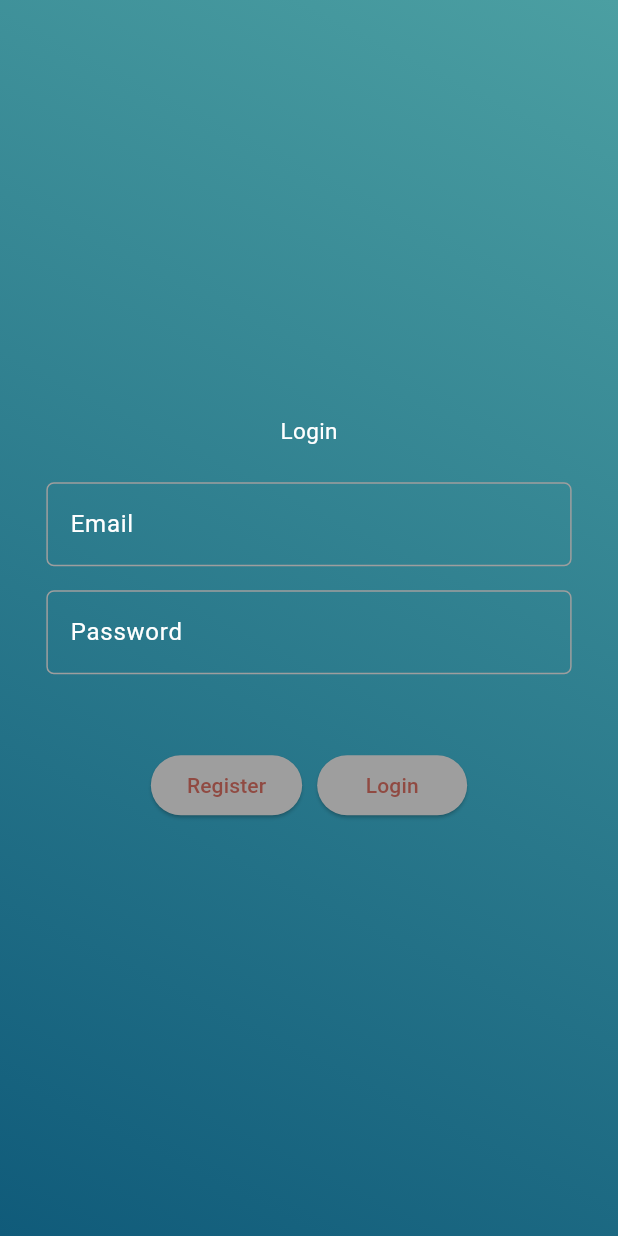
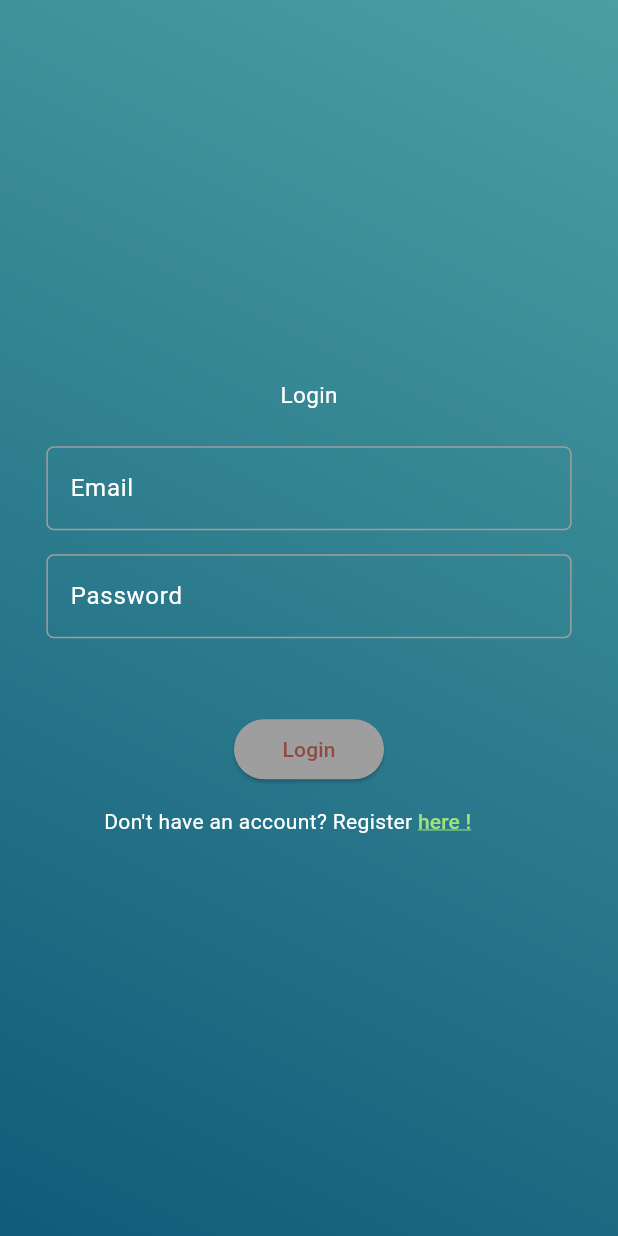
Before and after one commit to FischingSensei/mobile_app, a Flutter app: the screen it shows after launch, after a tap on "Login", on a phone screen of 412 x 824 dp. Run offline on Flutter 3.47's test engine with Material 3 defaults, Android fonts, the phone set to English and light mode, and no system bars; our stand-ins replace flutter_dotenv; network calls fail.

Commit message:
[CHANGES] login page style + if success change to HomeScreen

```diff
--- /dev/null
+++ b/lib/login/screens/auth_screen.dart
@@ -0,0 +1,66 @@
+import 'package:fishing_sensei/login/screens/login_screen.dart';
+import 'package:fishing_sensei/login/screens/register_screen.dart';
+import 'package:fishing_sensei/login/widgets/auth_button_widget.dart';
+import 'package:fishing_sensei/login/widgets/login_form_widget.dart';
+import 'package:fishing_sensei/login/widgets/register_form_widget.dart';
+import 'package:fishing_sensei/widgets/gradient_background.dart';
+import 'package:flutter/material.dart';
+
+class AuthScreen extends StatefulWidget {
+
+  const AuthScreen({ super.key });
+
+  @override
+  State<StatefulWidget> createState() => _AuthScreenState();
+}
+
+class _AuthScreenState extends State<AuthScreen> {
+
+  late LoginForm loginForm;
+  late RegisterForm registerForm;
+
+  @override
+  Widget build(BuildContext context) {
+    return Scaffold(
+      body: GradientBackground(
+        child: Column(
+          mainAxisAlignment: MainAxisAlignment.center,
+          children: [
+            //const BackgroundAnimation() [TODO] Sin wave animation
+            ConstrainedBox(
+              constraints: BoxConstraints(
+                minWidth: 100,
+                maxWidth: 200
+              ),
+              child: AuthButton(
+                onPressed: () {
+                  Navigator.pushReplacement(
+                    context,
+                    MaterialPageRoute(builder: (context) => LoginScreen())
+                  );
+                },
+                child: Text('Login')
+              ),
+            ),
+            SizedBox(height: 16,),
+            ConstrainedBox(
+              constraints: BoxConstraints(
+              minWidth: 100,
+              maxWidth: 200
+              ),
+              child: AuthButton(
+                onPressed: () {
+                  Navigator.pushReplacement(
+                      context,
+                      MaterialPageRoute(builder: (context) => RegisterScreen())
+                  );
+                },
+                child: Text('Register')
+              ),
+            ),
+          ]
+        ),
+      )
+    );
+  }
+}
--- a/lib/login/screens/base_auth_screen.dart
+++ /dev/null
@@ -1,142 +0,0 @@
-import 'package:fishing_sensei/login/service/auth_service.dart';
-import 'package:fishing_sensei/login/widgets/background_animation_wave_widget.dart';
-import 'package:fishing_sensei/login/widgets/auth_button_widget.dart';
-import 'package:fishing_sensei/login/widgets/login_form_widget.dart';
-import 'package:fishing_sensei/login/widgets/register_form_widget.dart';
-import 'package:fishing_sensei/widgets/gradient_background.dart';
-import 'package:flutter/material.dart';
-
-class AuthScreen extends StatefulWidget {
-
-  const AuthScreen({ super.key });
-
-  @override
-  State<StatefulWidget> createState() => _AuthScreenState();
-}
-
-class _AuthScreenState extends State<AuthScreen> {
-
-  bool _showLoginForm = false;
-  bool _showRegisterForm = false;
-  bool _sendButton = false;
-
-  late LoginForm loginForm;
-  late RegisterForm registerForm;
-
-  void _login() {
-    setState(() {
-      _showLoginForm = true;
-      _showRegisterForm = false;
-      _sendButton = true;
-      debugPrint("Login button");
-    });
-  }
-
-  void _register() {
-    setState(() {
-      _showLoginForm = false;
-      _showRegisterForm = true;
-      _sendButton = true;
-      debugPrint("Register");
-    });
-  }
-
-  void _sendAuthData() async {
-
-    if (_showLoginForm) {
-      return await AuthService.login(loginForm);
-    }
-    return await AuthService.register(registerForm);
-  }
-
-  List<Widget> _displayLoginButton() {
-    return [
-      ConstrainedBox(
-        constraints: const BoxConstraints(
-          minWidth: 100,
-          maxWidth: 100
-        ),
-        child: AuthButton(
-          onPressed: _login,
-          child: const Text("Login")
-        ),
-      ),
-      const SizedBox(
-        width: 10,
-      ),
-      if (_sendButton) ...[
-        ConstrainedBox(
-          constraints: const BoxConstraints(
-            minWidth: 100,
-            maxWidth: 200
-          ),
-          child: AuthButton(
-              onPressed: _sendAuthData,
-              child: const Text("Register")
-          )
-        )
-      ]
-    ];
-  }
-
-  List<Widget> _displayRegisterButton() {
-    return [
-      ConstrainedBox(
-        constraints: const BoxConstraints(
-          minWidth: 100,
-          maxWidth: 200
-        ),
-        child: AuthButton(
-          onPressed: _register,
-          child: const Text("Register")
-        )
-      ),
-      const SizedBox(
-        width: 10,
-      ),
-      if (_sendButton) ...[
-        ConstrainedBox(
-          constraints: const BoxConstraints(
-            minWidth: 100,
-            maxWidth: 200
-          ),
-          child: AuthButton(
-            onPressed: _sendAuthData,
-            child: const Text("Login")
-          )
-        )
-      ]
-    ];
-  }
-
-  @override
-  Widget build(BuildContext context) {
-    return Scaffold(
-      body: GradientBackground(
-        child: Column(
-          mainAxisAlignment: MainAxisAlignment.center,
-          children: [
-            //const BackgroundAnimation() [TODO] Sin wave animation
-            if (_showLoginForm) loginForm = LoginForm(name: 'Login',),
-            if (_showRegisterForm) registerForm = RegisterForm(name: 'Register',),
-            if (!_showLoginForm) ...[
-              Row(
-                mainAxisAlignment: MainAxisAlignment.center,
-                children: _displayLoginButton(),
-              )
-            ],
-            const SizedBox(
-              height: 42,
-            ),
-            if (!_showRegisterForm) ...[
-              Row(
-                  mainAxisAlignment: MainAxisAlignment.center,
-                  children: _displayRegisterButton()
-              )
-            ],
-          ]
-          ),
-        )
-    );
-  }
-}
--- /dev/null
+++ b/lib/login/screens/login_screen.dart
@@ -0,0 +1,98 @@
+import 'dart:math';
+
+import 'package:fishing_sensei/login/screens/register_screen.dart';
+import 'package:flutter/material.dart';
+
+import '../../home/screens/home_screen.dart';
+import '../../theme.dart';
+import '../../widgets/gradient_background.dart';
+import '../service/auth_service.dart';
+import '../widgets/auth_button_widget.dart';
+import '../widgets/login_form_widget.dart';
+
+class LoginScreen extends StatelessWidget {
+
+  late LoginForm loginForm;
+
+  LoginScreen({super.key});
+
+
+  Future<bool> _sendAuthData(BuildContext context) async {
+    bool success = await AuthService.login(loginForm);
+
+    if (success) {
+      Navigator.pushReplacement(
+          context,
+          MaterialPageRoute(builder: (context) => HomeScreen()));
+      return true;
+    }
+    return false;
+  }
+
+
+  List<Widget> _displayButton(BuildContext context) {
+    return [
+      Column(
+        children: [
+          ConstrainedBox(
+            constraints: const BoxConstraints(
+                minWidth: 100,
+                maxWidth: 200
+            ),
+            child: AuthButton(
+              onPressed: () => _sendAuthData(context),
+              child: const Text("Login")
+            )
+          ),
+          Row(
+            children: [
+              Text("Don't have an account? Register "),
+              TextButton(
+                style: TextButton.styleFrom(
+                  padding: EdgeInsets.zero,
+                  alignment: Alignment.centerLeft
+                ),
+                onPressed: () => {
+                  Navigator.pushReplacement(
+                    context,
+                    MaterialPageRoute(builder: (context) => RegisterScreen())
+                  )
+                },
+                child: Text(
+                  "here !",
+                  style: TextStyle(
+                    color: AppTheme.green,
+                    decoration: TextDecoration.underline,
+                    decorationColor: AppTheme.green
+                  ),
+                )
+              ),
+            ],
+          )
+        ],
+      )
+    ];
+  }
+
+  @override
+  Widget build(BuildContext context) {
+    return Scaffold(
+      body: GradientBackground(
+        child: Column(
+          mainAxisAlignment: MainAxisAlignment.center,
+          children: [
+            //const BackgroundAnimation() [TODO] Sin wave animation
+            loginForm = LoginForm(name: 'Login',),
+            const SizedBox(
+              height: 42,
+            ),
+            Row(
+              mainAxisAlignment: MainAxisAlignment.center,
+              children: _displayButton(context)
+            )
+          ]
+        ),
+      )
+    );
+  }
+}
--- a/lib/main.dart
+++ b/lib/main.dart
@@ -1,4 +1,4 @@
-import 'package:fishing_sensei/login/screens/base_auth_screen.dart';
+import 'package:fishing_sensei/login/screens/auth_screen.dart';
 import 'package:fishing_sensei/theme.dart';
 import 'package:fishing_sensei/widgets/gradient_background.dart';
 import 'package:flutter/material.dart';
--- a/lib/theme.dart
+++ b/lib/theme.dart
@@ -1,4 +1,8 @@
 import 'package:flutter/material.dart';
+
+class AppTheme {
+  static final Color green = Color.fromARGB(255, 157, 226, 126);
+}
 
 const TextTheme appTextTheme = TextTheme(
   bodyMedium: TextStyle(
```
Also changed, not shown: lib/home/screens/home_screen.dart (+3 -9 lines), lib/login/screens/register_screen.dart (added, +95 -0 lines), lib/login/service/auth_service.dart (+6 -6 lines).
